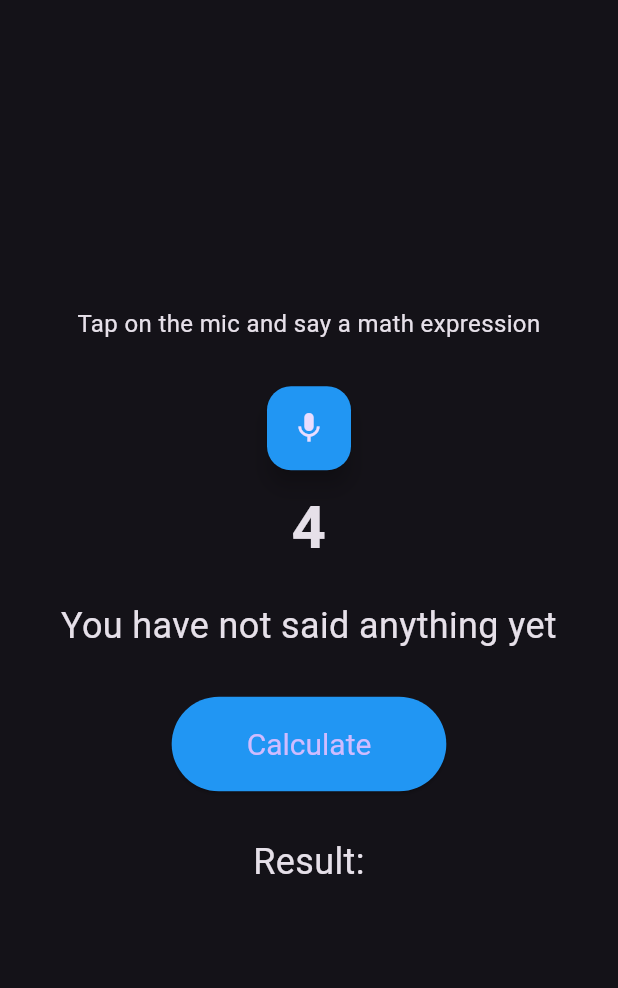
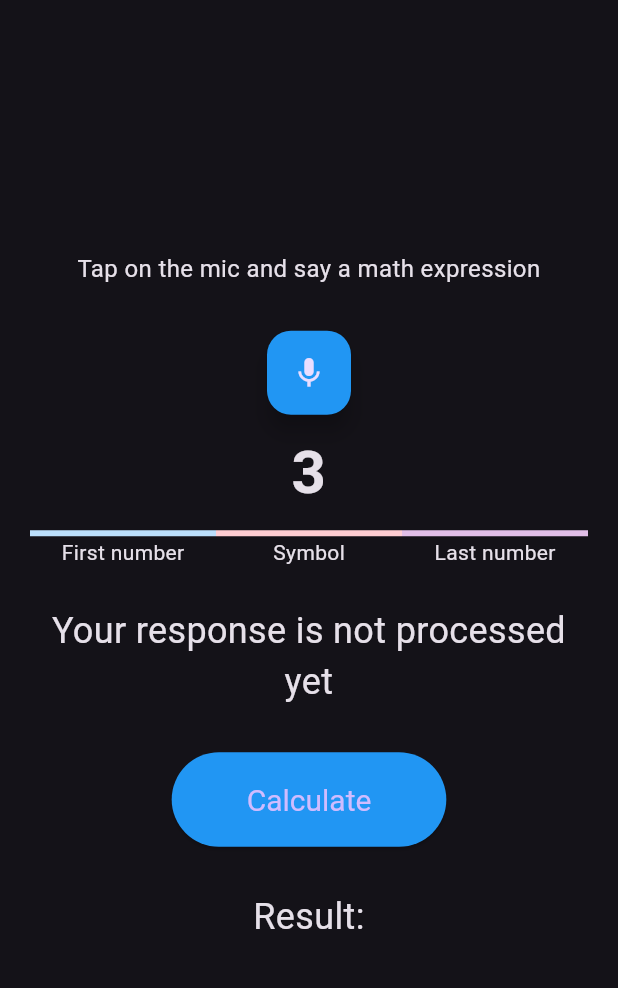
Before and after one commit to thebetar/IASRProject, a Flutter app: the screen it shows after launch, after a tap on the "mic" icon, after a tap on "Calculate", on a phone screen of 412 x 824 dp, the part 63-1051 px from its top. Run offline on Flutter 3.47's test engine with Material 3 defaults, Android fonts, the phone set to English and light mode, and no system bars; missing offline and left inert: dart:html.

Commit message:
chore: Updated dependencies, implemented voice recording feature, and added animations to represent recording process

```diff
--- a/client/lib/api/api_client.dart
+++ b/client/lib/api/api_client.dart
@@ -1,22 +1,30 @@
-import 'package:http/http.dart' as http;
-import 'dart:convert';
+import 'dart:html' as html;
 
 class ApiClient {
-  Future<String> calculate(String mathExpression) async {
-    final response = await http.post(
-      Uri.parse('http://localhost:5000/calculate'),
-      headers: <String, String>{
-        'Content-Type': 'application/json; charset=UTF-8',
-      },
-      body: jsonEncode(<String, String>{
-        'mathExpression': mathExpression,
-      }),
-    );
+  final Function(String) updateResult;
 
-    if (response.statusCode == 200) {
-      return jsonDecode(response.body)['result'].toString();
-    } else {
-      throw Exception('Failed to calculate');
+  ApiClient(this.updateResult);
+
+  void sendAudioToServer(html.Blob audioBlob) {
+    try {
+      var formData = html.FormData();
+      formData.appendBlob('file', audioBlob);
+
+      var request = html.HttpRequest();
+      request.open('POST', 'http://localhost:5000/calculate');
+      request.send(formData);
+
+      request.onLoadEnd.listen((event) {
+        if (request.status == 200) {
+          print('Audio sent successfully');
+          String serverResponse = request.responseText!;
+          updateResult(serverResponse);
+        } else {
+          print('Failed to send audio: ${request.statusText}');
+        }
+      });
+    } catch (e) {
+      print('Failed to send audio: $e'); //TODO: Remove this line after debugging
     }
   }
 }
--- a/client/lib/main.dart
+++ b/client/lib/main.dart
@@ -1,14 +1,12 @@
 import 'package:flutter/material.dart';
-import 'package:voice_calculator_flutter/utils/speech_utils.dart';
-import 'api/api_client.dart';
-
+import 'utils/speech_utils.dart';
 
 void main() {
   runApp(const MyApp());
 }
 
 class MyApp extends StatelessWidget {
-  const MyApp({super.key});
+  const MyApp({Key? key}) : super(key: key);
 
   @override
   Widget build(BuildContext context) {
@@ -16,9 +14,8 @@ class MyApp extends StatelessWidget {
       debugShowCheckedModeBanner: false,
       title: 'Voice Calculator',
       theme: ThemeData(
-        useMaterial3: true,
+        primarySwatch: Colors.blue,
         brightness: Brightness.dark,
-        primarySwatch: Colors.blue,
       ),
       home: const MyHomePage(),
     );
@@ -26,14 +23,17 @@ class MyApp extends StatelessWidget {
 }
 
 class MyHomePage extends StatefulWidget {
-  const MyHomePage({super.key});
+  const MyHomePage({Key? key}) : super(key: key);
 
   @override
   _MyHomePageState createState() => _MyHomePageState();
 }
 
-class _MyHomePageState extends State<MyHomePage> {
-  late SpeechUtils _speechUtils;
+class _MyHomePageState extends State<MyHomePage> with TickerProviderStateMixin {
+  late final AnimationController _progressControllerBlue;
+  late final AnimationController _progressControllerRed;
+  late final AnimationController _progressControllerPurple;
+  late final SpeechUtils _speechUtils;
   String _countDownText = '';
   String _result = '';
   String _spokenText = '';
@@ -41,42 +41,54 @@ class _MyHomePageState extends State<MyHomePage> {
   @override
   void initState() {
     super.initState();
-    _speechUtils = SpeechUtils(ApiClient());
-  }
-
-  void _startTimer() {
-    _speechUtils.startTimer(() {
-      setState(() {
-        _listen();
+    _progressControllerBlue = AnimationController(
+      duration: const Duration(seconds: 3),
+      vsync: this,
+    )..addListener(() {
+        setState(() {});
       });
-    }, (countDownText) {
+    _progressControllerRed = AnimationController(
+      duration: const Duration(seconds: 3),
+      vsync: this,
+    )..addListener(() {
+        setState(() {});
+      });
+    _progressControllerPurple = AnimationController(
+      duration: const Duration(seconds: 3),
+      vsync: this,
+    )..addListener(() {
+        setState(() {});
+      });
+    _speechUtils = SpeechUtils(
+      updateCountDown: (countDownText) {
         setState(() {
           _countDownText = countDownText;
         });
-    });
-  }
-
-  void _listen() {
-    _speechUtils.listen((spokenText) {
-      setState(() {
-        _spokenText = spokenText;
-      });
-    });
-  }
-
-  void _calculate() {
-    _speechUtils.calculate((result) {
+      },
+      updateResult: (result) {
         setState(() {
           _result = result;
         });
-    });
+      },
+      startAnimation: () async {
+        _progressControllerBlue.reset();
+        await _progressControllerBlue.forward();
+        _progressControllerRed.reset();
+        await _progressControllerRed.forward();
+        _progressControllerPurple.reset();
+        await _progressControllerPurple.forward();
+      },
+    );
   }
 
   @override
   void dispose() {
-    _speechUtils.dispose();
+    _progressControllerBlue.dispose();
+    _progressControllerRed.dispose();
+    _progressControllerPurple.dispose();
     super.dispose();
   }
+
 
   @override
   Widget build(BuildContext context) {
@@ -98,32 +110,85 @@ class _MyHomePageState extends State<MyHomePage> {
               ),
               const SizedBox(height: 30),
               FloatingActionButton(
-                onPressed: _startTimer,
+                onPressed: () {
+                  _speechUtils.startRecording();
+                },
                 backgroundColor: Colors.blue,
                 child: const Icon(Icons.mic),
               ),
               const SizedBox(height: 10),
-              AnimatedSwitcher(
-                duration: const Duration(milliseconds: 200),
-                transitionBuilder: (Widget child, Animation<double> animation) {
-                  return ScaleTransition(scale: animation, child: child);
-                },
-                child: Text(
+              Text(
                 _countDownText,
-                  key: ValueKey<String>(_countDownText),
                 style: const TextStyle(fontSize: 40, fontWeight: FontWeight.bold),
                 textAlign: TextAlign.center,
               ),
+              const SizedBox(height: 10),
+              Row(
+                children: [
+                  Expanded(
+                    child: Stack(
+                      children: [
+                        LinearProgressIndicator(
+                          value: _progressControllerBlue.value,
+                          color: Colors.blue,
+                          backgroundColor: Colors.blue.shade100,
+                        ),
+                        const Padding(
+                          padding: EdgeInsets.all(5.0),
+                          child: Center(
+                            child: Text('First number'),
+                          ),
+                        ),
+                      ],
+                    ),
+                  ),
+                  Expanded(
+                    child: Stack(
+                      children: [
+                        LinearProgressIndicator(
+                          value: _progressControllerRed.value,
+                          color: Colors.red,
+                          backgroundColor: Colors.red.shade100,
+                        ),
+                        const Padding(
+                          padding: EdgeInsets.all(5.0),
+                          child: Center(
+                            child: Text('Symbol'),
+                          ),
+                        ),
+                      ],
+                    ),
+                  ),
+                  Expanded(
+                    child: Stack(
+                      children: [
+                        LinearProgressIndicator(
+                          value: _progressControllerPurple.value,
+                          color: Colors.purple,
+                          backgroundColor: Colors.purple.shade100,
+                        ),
+                        const Padding(
+                          padding: EdgeInsets.all(5.0),
+                          child: Center(
+                            child: Text('Last number'),
+                          ),
+                        ),
+                      ],
+                    ),
+                  ),
+                ],
               ),
               const SizedBox(height: 20),
               Text(
-                _spokenText.isEmpty ? 'You have not said anything yet' : 'You said: $_spokenText',
+                _spokenText.isEmpty ? 'Your response is not processed yet' : 'You said: $_spokenText', //TODO: Need to implement after API integration
                 style: const TextStyle(fontSize: 24),
                 textAlign: TextAlign.center,
               ),
               const SizedBox(height: 30),
               ElevatedButton(
-                onPressed: _calculate,
+                onPressed: (){
+                  _speechUtils.stopRecording();
+                },
                 style: ElevatedButton.styleFrom(
                   backgroundColor: Colors.blue,
                   padding: const EdgeInsets.symmetric(horizontal: 50, vertical: 20),
@@ -132,14 +197,10 @@ class _MyHomePageState extends State<MyHomePage> {
                 child: const Text('Calculate'),
               ),
               const SizedBox(height: 30),
-              AnimatedSwitcher(
-                duration: const Duration(milliseconds: 500),
-                child: Text(
+              Text(
                 'Result: $_result',
-                  key: ValueKey<String>(_result),
                 style: const TextStyle(fontSize: 24),
                 textAlign: TextAlign.center,
-                ),
               ),
             ],
           ),
--- a/client/lib/utils/speech_utils.dart
+++ b/client/lib/utils/speech_utils.dart
@@ -1,89 +1,76 @@
-import 'package:speech_to_text/speech_to_text.dart' as stt;
 import 'dart:async';
+import 'dart:html' as html;
 import '../api/api_client.dart';
 
 class SpeechUtils {
-  late stt.SpeechToText _speech;
-  String _spokenText = '';
+  final Function(String) updateCountDown;
+  final Function(String) updateResult;
+  final Function startAnimation;
   String _countDownText = '';
+  html.MediaRecorder? _mediaRecorder;
+  List<html.Blob> _audioChunks = [];
+  bool _isRecording = false;
+  int _start = 5;
   Timer? _timer;
-  int _start = 5;
+  late final ApiClient _apiClient;
 
-  final ApiClient _apiClient;
-
-  SpeechUtils(this._apiClient) {
-    _speech = stt.SpeechToText();
-    _initializeSpeech();
+  SpeechUtils({required this.updateCountDown, required this.updateResult, required this.startAnimation}) {
+    _apiClient = ApiClient(updateResult);
   }
 
-  void _initializeSpeech() async {
-    bool isAvailable = await _speech.initialize();
-    if (!isAvailable) {
-      // Handle speech initialization failure
-      print('Speech initialization failed.'); // Todo: remove this line after testing
-      // You can display an error message or take appropriate action
+  Future<void> startRecording() async {
+    try {
+      _start = 5;
+      _countDownText = '$_start';
+      _timer = Timer.periodic(const Duration(seconds: 1), (Timer timer) async {
+        if (_start == 0) {
+          _countDownText = 'Listning...';
+          timer.cancel();
+
+          html.MediaStream stream = await html.window.navigator.mediaDevices!.getUserMedia({'audio': true});
+          _mediaRecorder = html.MediaRecorder(stream);
+          _mediaRecorder!.start();
+
+          Timer.run(() {
+            startAnimation(); // Start the animation
+          });
+
+          _mediaRecorder!.addEventListener('dataavailable', (html.Event event) {
+            print('Data available event fired');
+            if ((event as html.BlobEvent).data != null) {
+              _audioChunks.add((event as html.BlobEvent).data!);
+            }
+          });
+
+          _isRecording = true;
+        } else {
+          _start--;
+          _countDownText = '$_start';
+        }
+        updateCountDown(_countDownText);
+      });
+    } catch (e) {
+      print('Failed to start recording: $e');
     }
   }
 
-  void _reset() {
-    _spokenText = '';
-  }
+  Future<void> stopRecording() async {
+    try {
+      _mediaRecorder!.addEventListener('stop', (html.Event event) {
+        print('Recording stopped');
 
-  void startTimer(void Function() onListen, void Function(String countDownText) onCountDown) {
-    if (_speech.isListening) {
-      _speech.stop();
-      _reset();
-      return;
-    }
-    _reset();
-    _countDownText = '5';
-    _start = 5;
-    _timer = Timer.periodic(const Duration(seconds: 1), (Timer timer) {
-      if (_start == 0) {
-        _countDownText = 'Go!';
-        timer.cancel();
-        onListen();
-      } else {
-        _countDownText = '$_start';
-        _start--;
-      }
-      onCountDown(_countDownText);
-    });
-  }
+        print('Number of audio chunks: ${_audioChunks.length}');
 
-  void listen(void Function(String spokenText) onResult) {
-    if (_speech.isListening) {
-      _speech.stop();
-    }
-    _speech.listen(onResult: (val) {
-      _spokenText = val.recognizedWords;
-      _countDownText = '';
-      _start = 3;
-      onResult(_spokenText);
-    });
-  }
+        html.Blob audioBlob = html.Blob(_audioChunks, 'audio/wav');
 
-  void stopListening() {
-    if (_speech.isListening) {
-      _speech.stop();
+        _apiClient.sendAudioToServer(audioBlob);
+
+        _isRecording = false;
+      });
+
+      _mediaRecorder!.stop();
+    } catch (e) {
+      print('Failed to stop recording: $e'); //TODO: Remove this line after debugging
     }
   }
-
-  void calculate(void Function(String result) onCalculate) async {
-    if (_speech.isListening) {
-      _speech.stop();
-    }
-    try {
-      final result = await _apiClient.calculate(_spokenText);
-      onCalculate(result);
-    } catch (e) {
-      // Handle API call error
-      print('API call failed: $e'); // Todo: remove this line after testing
-      // You can display an error message or take appropriate action
-    }
-  }
-
-  void dispose() {
-    _timer?.cancel(); // Make sure to cancel the timer when the utility is disposed
-  }
 }
--- a/client/pubspec.yaml
+++ b/client/pubspec.yaml
@@ -37,8 +37,6 @@ dependencies:
   cupertino_icons: ^1.0.2
   microphone: ^0.1.0
   http: ^0.13.6
-  speech_to_text: ^5.3.0
-  permission_handler: ^11.0.1
 
 dev_dependencies:
   flutter_test:
```
Also changed, not shown: client/pubspec.lock, 4 other files. Lines whose indentation alone changed are shown as unchanged.
